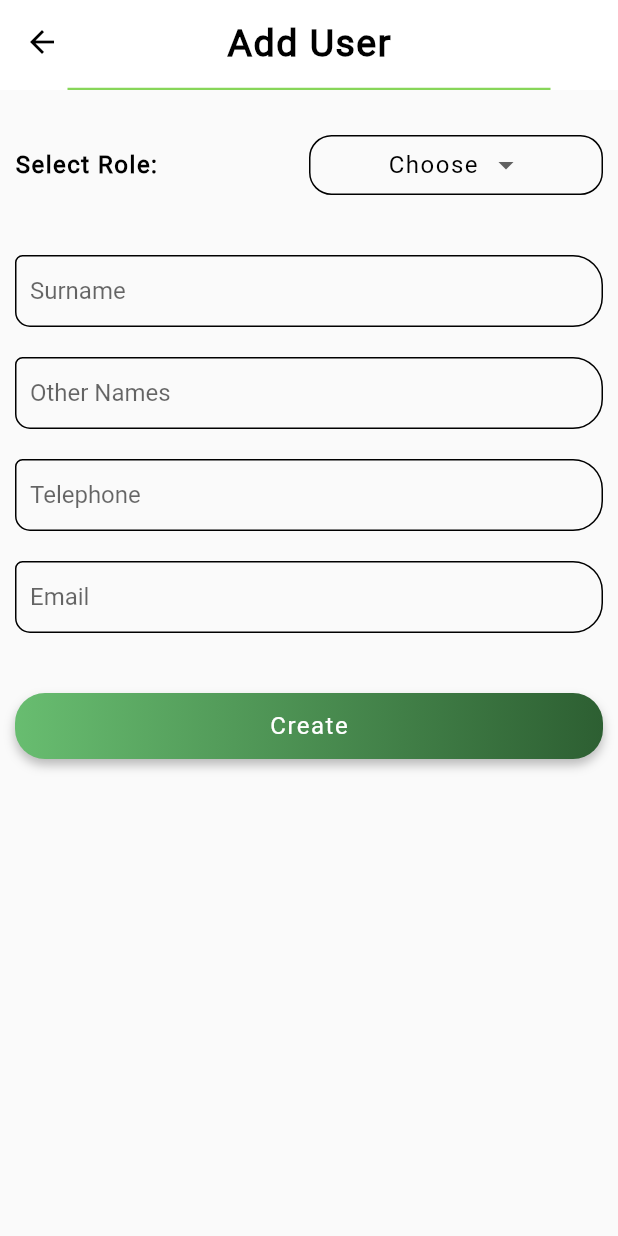
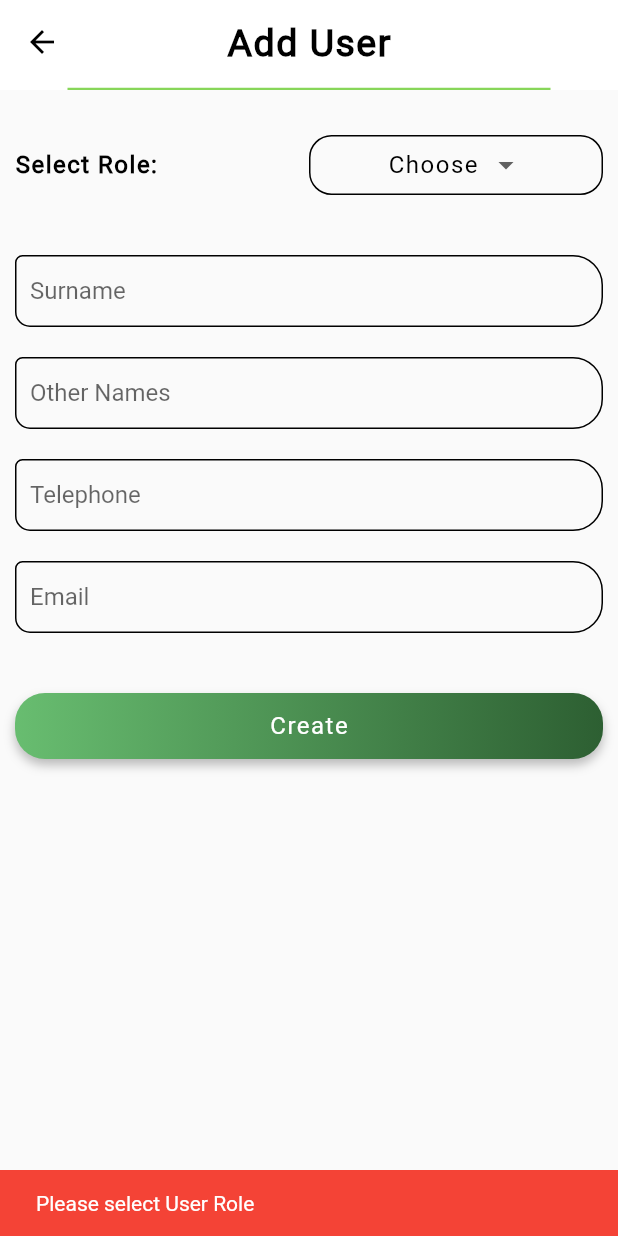
Before and after one commit to darkomike/HelpDesk, a Flutter app: the AddUser screen opened directly, after a tap on "Create", on a phone screen of 412 x 824 dp. Run offline on Flutter 3.47's test engine with Material 2 defaults, Android fonts, the phone set to English and light mode, and no system bars; our stand-ins replace cloud_firestore, csv, file_picker, firebase_auth, firebase_core, shared_preferences; accounts and stored records are empty.

Commit message:
User Validation

```diff
--- a/lib/screens/admin/single_upload.dart
+++ b/lib/screens/admin/single_upload.dart
@@ -137,7 +137,14 @@ class _AddUserState extends State<AddUser> {
                       ? CustomTextField(
                           controller: _indexNumberController,
                           hintText: "0000000",
-                          labelText: "Index Number")
+                          labelText: "Index Number",
+                          validator: (value) {
+                            if (value!.isEmpty) {
+                              return 'Please Enter User Index Number';
+                            }
+                            return null;
+                          },
+                        )
                       : const SizedBox(),
                   _role == "Student"
                       ? AppUtils.getSpaceH(height: 20)
@@ -146,7 +153,14 @@ class _AddUserState extends State<AddUser> {
                       ? CustomTextField(
                           controller: _studentNumberController,
                           hintText: "0000000",
-                          labelText: "Student Ref")
+                          labelText: "Student Ref",
+                          validator: (value) {
+                            if (value!.isEmpty) {
+                              return 'Please Enter User Student Ref';
+                            }
+                            return null;
+                          },
+                        )
                       : const SizedBox(),
                   _role == "Student"
                       ? AppUtils.getSpaceH(height: 20)
@@ -154,37 +168,84 @@ class _AddUserState extends State<AddUser> {
                   CustomTextField(
                     controller: _surnameController,
                     hintText: "Addo",
-                      labelText: "Surname"),
+                    labelText: "Surname",
+                    validator: (value) {
+                      if (value!.isEmpty) {
+                        return 'Enter User Surname';
+                      }
+                      return null;
+                    },
+                  ),
                   AppUtils.getSpaceH(height: 20),
                   CustomTextField(
                     controller: _otherNamesController,
                     hintText: "Michael",
-                      labelText: "Other Names"),
+                    labelText: "Other Names",
+                    validator: (value) {
+                      if (value!.isEmpty) {
+                        return 'Enter User Other Names';
+                      }
+                      return null;
+                    },
+                  ),
                   AppUtils.getSpaceH(height: 20),
                   CustomTextField(
                     controller: _telephoneController,
                     hintText: "0551167889",
-                      labelText: "Telephone"),
+                    labelText: "Telephone",
+                    validator: (value) {
+                      if (value!.isEmpty) {
+                        return 'Enter User Phone Number';
+                      }
+                      return null;
+                    },
+                  ),
                   AppUtils.getSpaceH(height: 20),
                   CustomTextField(
                     controller: _emailController,
                     hintText: "maddo@gmail.com",
-                      labelText: "Email"),
+                    labelText: "Email",
+                    validator: InputValidation().emailValidation,
+                  ),
                   AppUtils.getSpaceH(height: 40),
                   CustomElevatedButton(
                       borderRadius: BorderRadius.circular(20),
                       width: AppUtils.getMySize(context: context).height / 2,
                       onPressed: () {
-                        if (_formKey.currentState!.validate()) {
+                        if (_role == 'Choose') {
+                          ScaffoldMessenger.of(context)
+                              .showSnackBar(const SnackBar(
+                            backgroundColor: Colors.red,
+                            content: Text(
+                              'Please select User Role',
+                            ),
+                          ));
+                        } else {
                           switch (_role) {
                             case 'Student':
+                              if (_year == "Choose") {
+                                ScaffoldMessenger.of(context)
+                                    .showSnackBar(const SnackBar(
+                                  backgroundColor: Colors.red,
+                                  content: Text(
+                                    'Please select student year',
+                                  ),
+                                ));
+                              } else {
+                                if (_formKey.currentState!.validate()) {
+                                  setState(() {
+                                    _isLoading = true;
+                                  });
                                   final studentModel = StudentModel(
                                       surname: _surnameController.text.trim(),
-                                  otherNames: _otherNamesController.text.trim(),
+                                      otherNames:
+                                          _otherNamesController.text.trim(),
                                       email: _emailController.text.trim(),
-                                  telephone: _telephoneController.text.trim(),
+                                      telephone:
+                                          _telephoneController.text.trim(),
                                       studentID: AppUtils.randomString(15),
-                                  createdAt: DateTime.now().toIso8601String(),
+                                      createdAt:
+                                          DateTime.now().toIso8601String(),
                                       indexNumber:
                                           _indexNumberController.text.trim(),
                                       studentReference:
@@ -195,8 +256,9 @@ class _AddUserState extends State<AddUser> {
                                       .doc(studentModel.studentID)
                                       .set(studentModel.toJson())
                                       .then((value) {
-                                NavUtils.pop(context);
-                                NavUtils.pop(context);
+                                    NavUtils.pushReplace(
+                                        context: context,
+                                        destination: const CreateUser());
                                   }).catchError((onError) {
                                     setState(() {
                                       _isLoading = false;
@@ -207,10 +269,16 @@ class _AddUserState extends State<AddUser> {
                                             "Oops, something went wrong.\n${onError.message}",
                                         context: context);
                                   });
-
+                                }
+                                break;
+                              }
                               break;
                             default:
+                              break;
                           }
+                          setState(() {
+                            _isLoading = false;
+                          });
                         }
                       },
                       child: Row(
--- a/lib/utils/index.dart
+++ b/lib/utils/index.dart
@@ -6,3 +6,4 @@ export 'app_utils.dart';
 
 export 'nav_utils.dart';
 export 'local_storage.dart';
+export './input_validation.dart';
```
Also changed, not shown: lib/utils/input_validation.dart (added, +13 -0 lines). Lines whose indentation alone changed are shown as unchanged.
